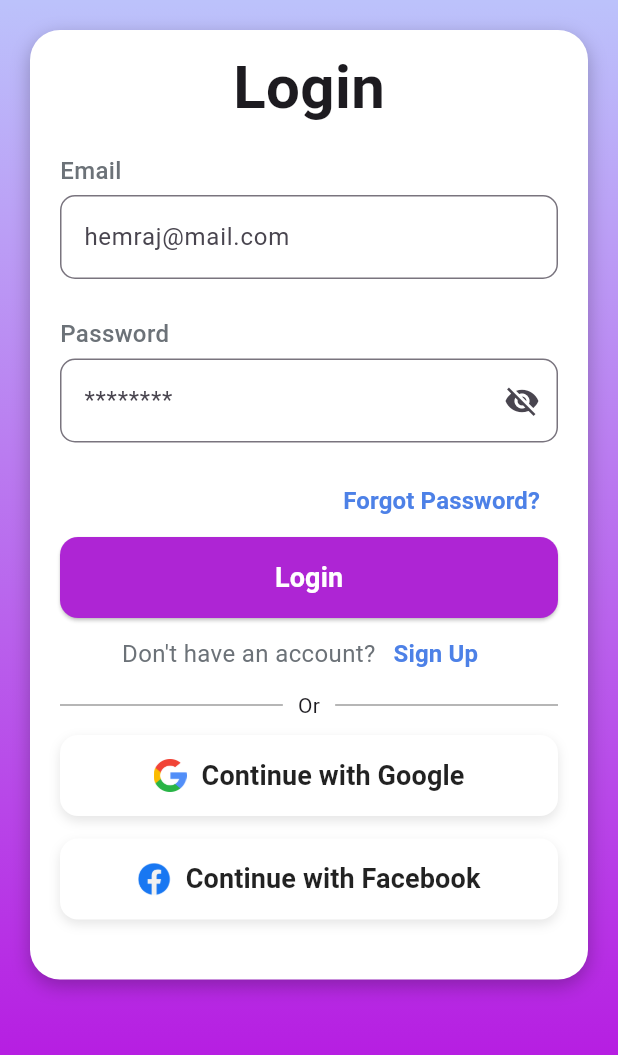
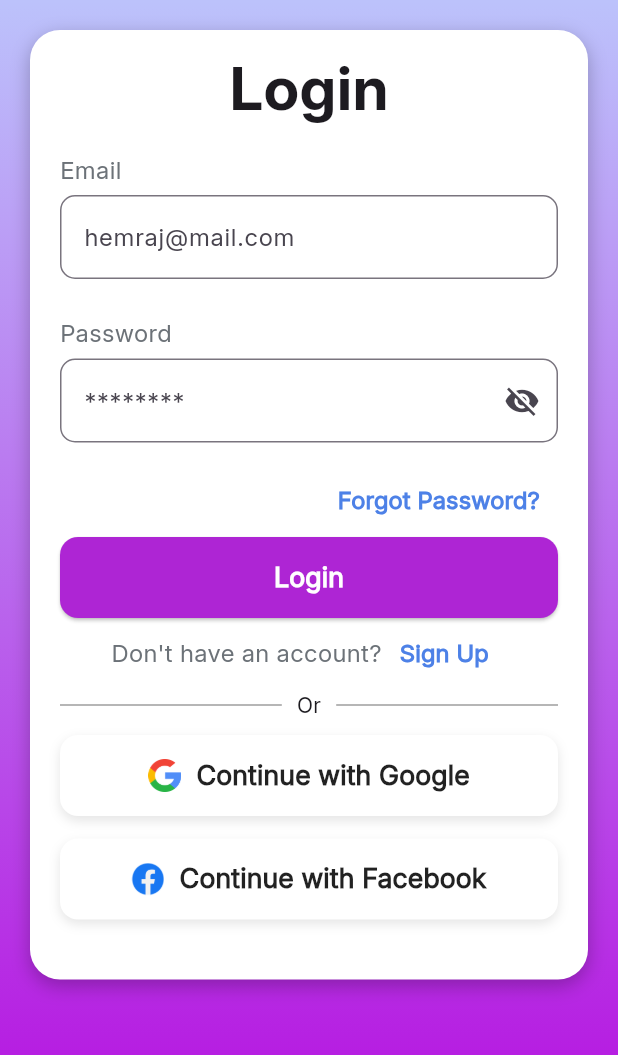
Before and after one commit to rezenn/QuickPalo-Mobile-Application, a Flutter app: the screen it shows after launch, after a tap on "Skip", after a tap on "Get Started", on a phone screen of 412 x 824 dp, the part 159-1214 px from its top. Run offline on Flutter 3.47's test engine with Material 3 defaults, Android fonts, the phone set to English and light mode, and no system bars; our stand-ins replace intl_phone_field, shared_preferences, smooth_page_indicator; network calls fail.

Commit message:
font update

```diff
--- a/lib/app.dart
+++ b/lib/app.dart
@@ -1,11 +1,16 @@
 import 'package:flutter/material.dart';
 import 'package:quickpalo/screens/splash_screen.dart';
+import 'package:quickpalo/theme/theme_data.dart';
 
 class App extends StatelessWidget {
   const App({super.key});
 
   @override
   Widget build(BuildContext context) {
-    return MaterialApp(debugShowCheckedModeBanner: false, home: SplashScreen());
+    return MaterialApp(
+      debugShowCheckedModeBanner: false,
+      home: SplashScreen(),
+      theme: getApplicationTheme(),
+    );
   }
 }
--- a/lib/screens/home_screen.dart
+++ b/lib/screens/home_screen.dart
@@ -39,7 +39,7 @@ class HomeScreen extends StatelessWidget {
                           style: TextStyle(
                             color: blackColor,
                             fontSize: 24,
-                            fontWeight: FontWeight.bold,
+                            fontFamily: "Inter Bold 18",
                           ),
                         ),
                       ],
@@ -72,7 +72,7 @@ class HomeScreen extends StatelessWidget {
                   alignment: Alignment.centerLeft,
                   child: Text(
                     "Recently Viewed",
-                    style: TextStyle(fontSize: 24, fontWeight: FontWeight.bold),
+                    style: TextStyle(fontSize: 24, fontFamily: "Inter Bold 18"),
                   ),
                 ),
                 SizedBox(
--- a/lib/screens/login_screen.dart
+++ b/lib/screens/login_screen.dart
@@ -90,7 +90,7 @@ class _LoginScreenState extends State<LoginScreen> {
                                 "Login",
                                 style: TextStyle(
                                   fontSize: 40,
-                                  fontWeight: FontWeight.bold,
+                                  fontFamily: "Inter Bold 24",
                                 ),
                               ),
 
--- a/lib/screens/onboarding_screen.dart
+++ b/lib/screens/onboarding_screen.dart
@@ -228,7 +228,10 @@ class _OnboardingScreenState extends State<OnboardingScreen> {
                   MaterialPageRoute(builder: (context) => const LoginScreen()),
                 );
               },
-              child: const Text("Get Started", style: TextStyle(fontSize: 20)),
+              child: const Text(
+                "Get Started",
+                style: TextStyle(fontSize: 20, fontFamily: "Inter Bold 24"),
+              ),
             )
           : Container(
               padding: const EdgeInsets.symmetric(horizontal: 20),
--- a/lib/screens/register_screen.dart
+++ b/lib/screens/register_screen.dart
@@ -92,7 +92,7 @@ class _RegisterScreenState extends State<RegisterScreen> {
                                 "Register",
                                 style: TextStyle(
                                   fontSize: 40,
-                                  fontWeight: FontWeight.bold,
+                                  fontFamily: "Inter Bold 24",
                                 ),
                               ),
 
--- /dev/null
+++ b/lib/theme/theme_data.dart
@@ -0,0 +1,5 @@
+import 'package:flutter/material.dart';
+
+ThemeData getApplicationTheme() {
+  return ThemeData(fontFamily: "Inter Regular");
+}
--- a/lib/theme_data.dart
+++ /dev/null
@@ -1 +0,0 @@
-// theme data page
--- a/lib/widgets/custom_big_card.dart
+++ b/lib/widgets/custom_big_card.dart
@@ -53,7 +53,7 @@ class CustomBigCard extends StatelessWidget {
                   overflow: TextOverflow.ellipsis,
                   style: const TextStyle(
                     fontSize: 15,
-                    fontWeight: FontWeight.bold,
+                    fontFamily: "Inter Bold 24",
                   ),
                 ),
                 const SizedBox(height: 4),
--- a/lib/widgets/custom_small_card.dart
+++ b/lib/widgets/custom_small_card.dart
@@ -34,7 +34,8 @@ class CustomSmallCard extends StatelessWidget {
               maxLines: 1,
               overflow: TextOverflow.ellipsis,
               style: const TextStyle(
-                fontWeight: FontWeight.bold,
+                fontFamily: "Inter Bold 24",
+
                 fontSize: 15,
                 color: Color.fromARGB(183, 0, 0, 0),
               ),
```
